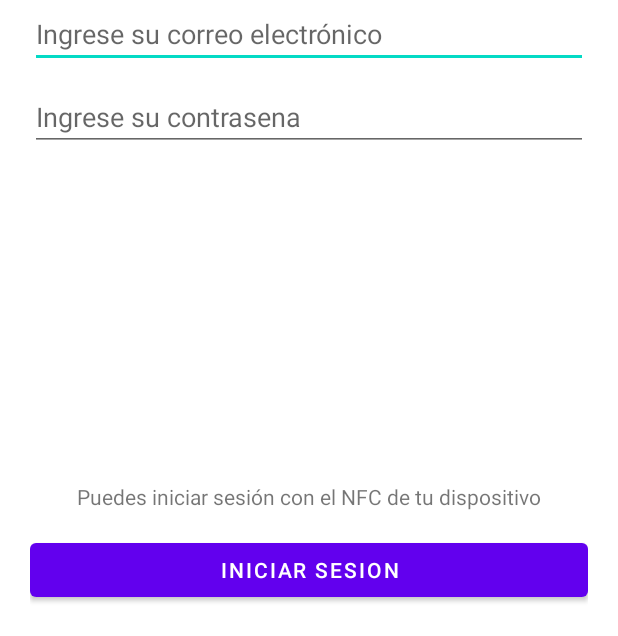
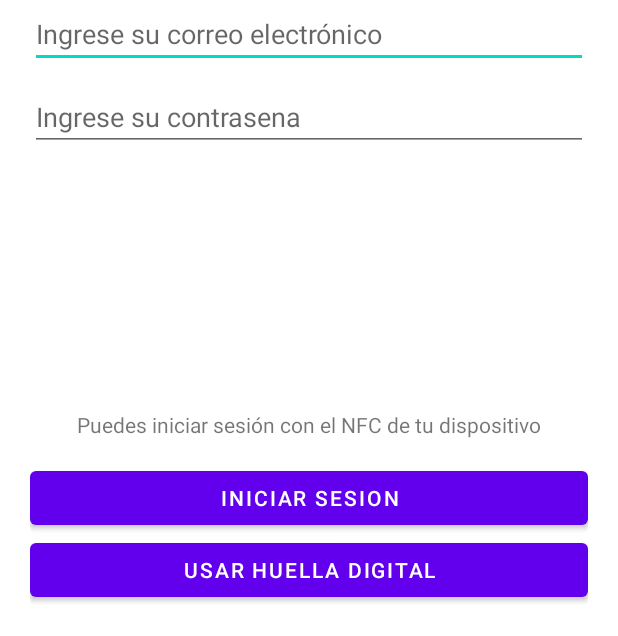
Before and after one commit to caloloc2/Control_UIsrael, an Android app: the screen it shows after launch (MainActivity), on a phone screen of 412 x 824 dp, the part 600-1236 px from its top. Run offline under Robolectric (Android 15) with nearby library versions, the phone set to English and light mode, and no system bars; our stand-ins replace Firebase (no records; nobody signed in at launch, a user with empty details on screens opened directly); 1 statement that could not run was skipped.

```diff
--- a/app/build.gradle
+++ b/app/build.gradle
@@ -42,4 +42,5 @@ dependencies {
     androidTestImplementation 'androidx.test.ext:junit:1.1.3'
     androidTestImplementation 'androidx.test.espresso:espresso-core:3.4.0'
     implementation platform('com.google.firebase:firebase-bom:30.1.0')
+    implementation "androidx.biometric:biometric:1.1.0"
 }
--- a/app/src/main/AndroidManifest.xml
+++ b/app/src/main/AndroidManifest.xml
@@ -1,6 +1,8 @@
 <?xml version="1.0" encoding="utf-8"?>
 <manifest xmlns:android="http://schemas.android.com/apk/res/android"
     package="com.nibemi.controluisrael">
+
+    <uses-permission android:name="android.permission.USE_BIOMETRIC"/>
 
     <application
         android:allowBackup="true"
--- a/app/src/main/java/com/nibemi/controluisrael/MainActivity.java
+++ b/app/src/main/java/com/nibemi/controluisrael/MainActivity.java
@@ -2,6 +2,9 @@ package com.nibemi.controluisrael;
 
 import androidx.annotation.NonNull;
 import androidx.appcompat.app.AppCompatActivity;
+import androidx.biometric.BiometricManager;
+import androidx.biometric.BiometricPrompt;
+import androidx.core.content.ContextCompat;
 
 import android.content.Intent;
 import android.os.Bundle;
@@ -17,9 +20,11 @@ import com.google.firebase.database.DatabaseReference;
 import com.google.firebase.database.FirebaseDatabase;
 import com.google.firebase.database.ValueEventListener;
 
+import java.util.concurrent.Executor;
+
 public class MainActivity extends AppCompatActivity {
 
-    Button btn_login;
+    Button btn_login, btn_huella;
     TextView txt_username, txt_password;
     FirebaseDatabase database = FirebaseDatabase.getInstance();
     DatabaseReference myRefLogin = database.getReference("inicio");
@@ -29,9 +34,65 @@ public class MainActivity extends AppCompatActivity {
         super.onCreate(savedInstanceState);
         setContentView(R.layout.activity_main);
 
+        BiometricManager biometricManager = BiometricManager.from(getApplicationContext());
+        switch (biometricManager.canAuthenticate()){
+            case BiometricManager.BIOMETRIC_SUCCESS:
+                Log.d("DEBUG", "LA APP PUEDE USAR HUELLA COMO LOGIN");
+                break;
+            case BiometricManager.BIOMETRIC_ERROR_HW_UNAVAILABLE:
+                btn_huella.setVisibility(View.GONE);
+                break;
+            case BiometricManager.BIOMETRIC_ERROR_NO_HARDWARE:
+                btn_huella.setVisibility(View.GONE);
+                break;
+            case BiometricManager.BIOMETRIC_ERROR_NONE_ENROLLED:
+                btn_huella.setVisibility(View.GONE);
+                break;
+        }
+
+        Executor executor = ContextCompat.getMainExecutor(this);
+
+        BiometricPrompt biometricPrompt = new BiometricPrompt(MainActivity.this, executor, new BiometricPrompt.AuthenticationCallback() {
+            @Override
+            public void onAuthenticationError(int errorCode, @NonNull CharSequence errString) {
+                super.onAuthenticationError(errorCode, errString);
+            }
+
+            @Override
+            public void onAuthenticationSucceeded(@NonNull BiometricPrompt.AuthenticationResult result) {
+                super.onAuthenticationSucceeded(result);
+//                Toast.makeText(getApplicationContext(), "Inicio correctamente con huella", Toast.LENGTH_SHORT).show();
+                finish();
+                Intent intent = new Intent(getApplicationContext(), PrincipalActivity.class);
+                startActivity(intent);
+            }
+
+
+            @Override
+            public void onAuthenticationFailed() {
+                super.onAuthenticationFailed();
+            }
+        });
+
+        final BiometricPrompt.PromptInfo promptInfo = new BiometricPrompt.PromptInfo.Builder()
+                .setTitle("Login")
+                .setDescription("Iniciar sesión con huella dactilar")
+                .setNegativeButtonText("Cancelar")
+                .build();
+
+
+
         txt_username = (TextView) findViewById(R.id.txt_username);
         txt_password = (TextView) findViewById(R.id.txt_password);
+        btn_huella = (Button) findViewById(R.id.btn_huella);
         btn_login = (Button) findViewById(R.id.btn_logueo);
+
+        btn_huella.setOnClickListener(new View.OnClickListener() {
+            @Override
+            public void onClick(View v) {
+                biometricPrompt.authenticate(promptInfo);
+            }
+        });
 
         btn_login.setOnClickListener(new View.OnClickListener() {
             @Override
--- a/app/src/main/res/layout/activity_main.xml
+++ b/app/src/main/res/layout/activity_main.xml
@@ -56,6 +56,16 @@
         android:layout_width="0dp"
         android:layout_height="wrap_content"
         android:text="INICIAR SESION"
+        app:layout_constraintBottom_toTopOf="@+id/btn_huella"
+        app:layout_constraintEnd_toEndOf="parent"
+        app:layout_constraintHorizontal_bias="0.4"
+        app:layout_constraintStart_toStartOf="parent" />
+
+    <Button
+        android:id="@+id/btn_huella"
+        android:layout_width="0dp"
+        android:layout_height="wrap_content"
+        android:text="usar huella digital"
         app:layout_constraintBottom_toBottomOf="parent"
         app:layout_constraintEnd_toEndOf="parent"
         app:layout_constraintStart_toStartOf="parent" />
```
